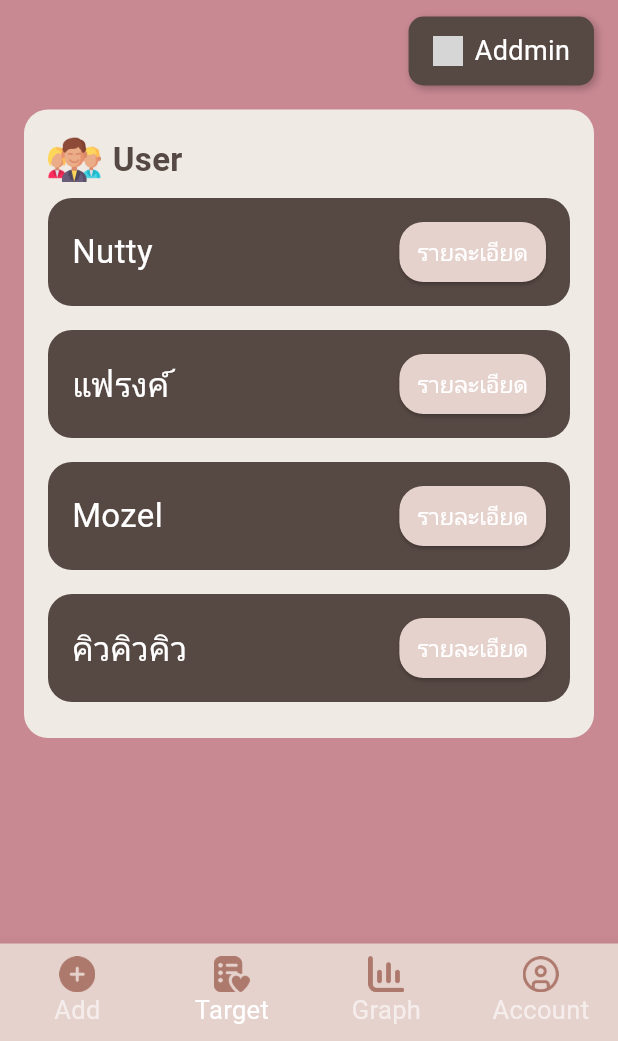
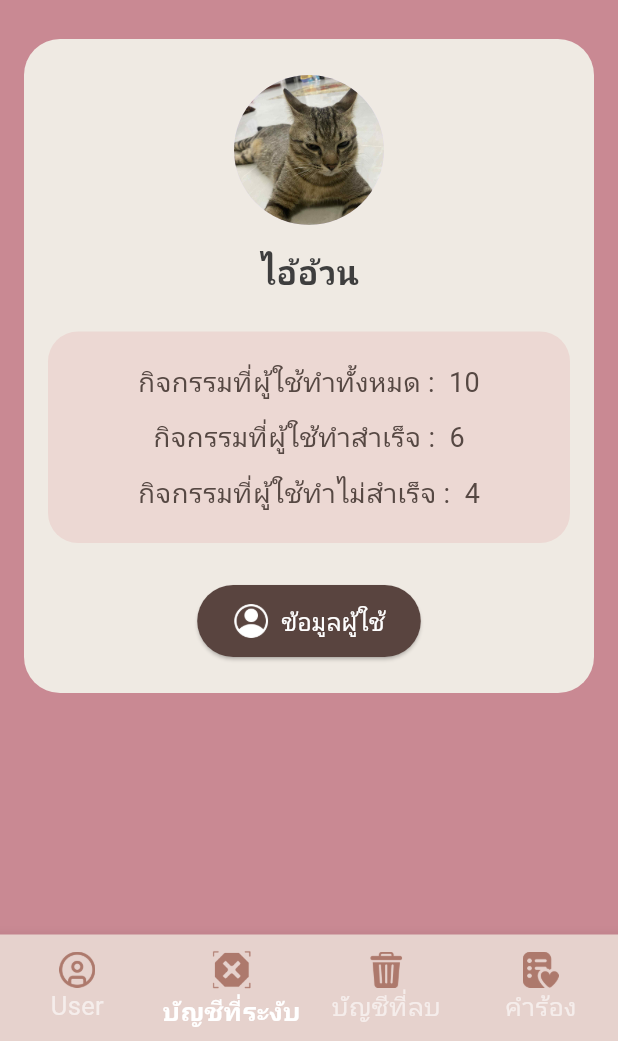
Before and after one commit to sasithon337786/pj1, a Flutter app: the screen it shows after launch, item 2 of the bottom bar chosen, after a tap on "ย้อนกลับ", on a phone screen of 412 x 824 dp, the part 195-1236 px from its top. Run offline on Flutter 3.47's test engine with Material 3 defaults, Android fonts, the phone set to English and light mode, and no system bars; our stand-ins replace firebase_auth, firebase_core, fl_chart, font_awesome_flutter, google_fonts, google_sign_in and 2 more; accounts and stored records are empty; network calls fail; Roboto replaces fonts that are missing (Kanit); grey boxes are pictures that could not be loaded.

Commit message:
list_user_admin2

```diff
--- /dev/null
+++ b/lib/Addmin/list_admin.dart
@@ -0,0 +1,248 @@
+import 'package:flutter/material.dart';
+import 'package:google_fonts/google_fonts.dart';
+import 'package:pj1/account.dart';
+import 'package:pj1/grap.dart';
+import 'package:pj1/mains.dart';
+import 'package:pj1/target.dart';
+
+class UserInfoScreen extends StatefulWidget {
+  const UserInfoScreen({super.key});
+
+  @override
+  State<UserInfoScreen> createState() => _UserInfoScreenState();
+}
+
+class _UserInfoScreenState extends State<UserInfoScreen> {
+  int _selectedIndex = 0;
+
+  void _onItemTapped(int index) {
+    setState(() {
+      _selectedIndex = index;
+    });
+
+    switch (index) {
+      case 0:
+        Navigator.push(
+          context,
+          MaterialPageRoute(builder: (context) => const HomePage()),
+        );
+        break;
+      case 1:
+        Navigator.push(
+          context,
+          MaterialPageRoute(builder: (context) => const Targetpage()),
+        );
+        break;
+      case 2:
+        Navigator.push(
+          context,
+          MaterialPageRoute(builder: (context) => const Graphpage()),
+        );
+        break;
+      case 3:
+        Navigator.push(
+          context,
+          MaterialPageRoute(builder: (context) => const AccountPage()),
+        );
+        break;
+    }
+  }
+
+  @override
+  Widget build(BuildContext context) {
+    return Scaffold(
+        backgroundColor: const Color(0xFFC98993),
+        body: Column(
+          children: [
+            // Header UI
+            Stack(
+              children: [
+                Column(
+                  children: [
+                    Container(
+                      color: const Color(0xFF564843),
+                      height: MediaQuery.of(context).padding.top + 80,
+                      width: double.infinity,
+                    ),
+                    const SizedBox(height: 60),
+                  ],
+                ),
+                Positioned(
+                  top: MediaQuery.of(context).padding.top + 30,
+                  left: MediaQuery.of(context).size.width / 2 - 50,
+                  child: ClipOval(
+                    child: Image.asset(
+                      'assets/images/logo.png',
+                      width: 100,
+                      height: 100,
+                      fit: BoxFit.cover,
+                    ),
+                  ),
+                ),
+                Positioned(
+                  top: MediaQuery.of(context).padding.top + 16,
+                  left: 16,
+                  child: GestureDetector(
+                    onTap: () {
+                      Navigator.pop(context);
+                    },
+                    child: Row(
+                      children: [
+                        const Icon(
+                          Icons.arrow_back,
+                          color: Colors.white,
+                        ),
+                        const SizedBox(width: 6),
+                        Text(
+                          'ย้อนกลับ',
+                          style: GoogleFonts.kanit(
+                            color: Colors.white,
+                            fontSize: 16,
+                          ),
+                        ),
+                      ],
+                    ),
+                  ),
+                ),
+              ],
+            ),
+            const SizedBox(height: 16),
+            // กล่องข้อมูลผู้ใช้
+            // กล่องข้อมูลผู้ใช้
+            Container(
+              margin:
+                  const EdgeInsets.symmetric(horizontal: 16), // เว้นขอบซ้าย-ขวา
+              padding: const EdgeInsets.symmetric(vertical: 24, horizontal: 16),
+              width: double.infinity, // เต็มจอ (ลบแค่ margin)
+              decoration: BoxDecoration(
+                color: const Color(0xFFEFEAE3),
+                borderRadius: BorderRadius.circular(24),
+              ),
+              child: Column(
+                children: [
+                  // Avatar
+                  const CircleAvatar(
+                    radius: 50, // ใหญ่ขึ้นนิดนึง
+                    backgroundImage: AssetImage('assets/icons/cat.jpg'),
+                  ),
+                  const SizedBox(height: 16),
+                  // ชื่อผู้ใช้
+                  Text(
+                    'ไอ้อ้วน',
+                    style: GoogleFonts.kanit(
+                      fontSize: 22,
+                      fontWeight: FontWeight.bold,
+                      color: const Color(0xFF3E3E3E),
+                    ),
+                  ),
+                  const SizedBox(height: 24),
+                  // กล่องข้อมูลกิจกรรม
+                  Container(
+                    width: double.infinity, // ให้เต็มกล่อง
+                    padding: const EdgeInsets.all(20),
+                    decoration: BoxDecoration(
+                      color: const Color(0xFFECD8D3),
+                      borderRadius: BorderRadius.circular(20),
+                    ),
+                    child: Column(
+                      crossAxisAlignment: CrossAxisAlignment.center,
+                      children: [
+                        Text(
+                          'กิจกรรมที่ผู้ใช้ทำทั้งหมด :  10',
+                          style: GoogleFonts.kanit(
+                            fontSize: 18,
+                            color: const Color(0xFF564843),
+                          ),
+                        ),
+                        const SizedBox(height: 10),
+                        Text(
+                          'กิจกรรมที่ผู้ใช้ทำสำเร็จ :  6',
+                          style: GoogleFonts.kanit(
+                            fontSize: 18,
+                            color: const Color(0xFF564843),
+                          ),
+                        ),
+                        const SizedBox(height: 10),
+                        Text(
+                          'กิจกรรมที่ผู้ใช้ทำไม่สำเร็จ :  4',
+                          style: GoogleFonts.kanit(
+                            fontSize: 18,
+                            color: const Color(0xFF564843),
+                          ),
+                        ),
+                      ],
+                    ),
+                  ),
+                  const SizedBox(height: 28),
+                  // ปุ่มข้อมูลผู้ใช้
+                  ElevatedButton.icon(
+                    onPressed: () {},
+                    icon: Image.asset(
+                      'assets/icons/account.png',
+                      width: 24,
+                      height: 24,
+                    ),
+                    label: Text(
+                      'ข้อมูลผู้ใช้',
+                      style: GoogleFonts.kanit(fontSize: 16),
+                    ),
+                    style: ElevatedButton.styleFrom(
+                      backgroundColor: const Color(0xFF59443F),
+                      foregroundColor: Colors.white,
+                      padding: const EdgeInsets.symmetric(
+                          horizontal: 24, vertical: 12),
+                      shape: RoundedRectangleBorder(
+                        borderRadius: BorderRadius.circular(30),
+                      ),
+                    ),
+                  )
+                ],
+              ),
+            ),
+          ],
+        ),
+        // Bottom Navigation Bar
+        bottomNavigationBar: BottomNavigationBar(
+          backgroundColor: const Color(0xFFE6D2CD),
+          selectedItemColor: Colors.white,
+          unselectedItemColor: Colors.white60,
+          selectedFontSize: 17,
+          unselectedFontSize: 17,
+          type: BottomNavigationBarType.fixed,
+          currentIndex: _selectedIndex,
+          onTap: _onItemTapped,
+          selectedLabelStyle: GoogleFonts.kanit(
+            fontSize: 17,
+            fontWeight: FontWeight.w600,
+            color: Colors.white,
+          ),
+          unselectedLabelStyle: GoogleFonts.kanit(
+            fontSize: 17,
+            fontWeight: FontWeight.normal,
+            color: Colors.white60,
+          ),
+          items: [
+            BottomNavigationBarItem(
+              icon:
+                  Image.asset('assets/icons/accout.png', width: 24, height: 24),
+              label: 'User',
+            ),
+            BottomNavigationBarItem(
+              icon: Image.asset('assets/icons/deactivate.png',
+                  width: 30, height: 30),
+              label: 'บัญชีที่ระงับ',
+            ),
+            BottomNavigationBarItem(
+              icon:
+                  Image.asset('assets/icons/deleat.png', width: 24, height: 24),
+              label: 'บัญชีที่ลบ',
+            ),
+            BottomNavigationBarItem(
+              icon: Image.asset('assets/icons/wishlist-heart.png',
+                  width: 24, height: 24),
+              label: 'คำร้อง',
+            ),
+          ],
+        ));
+  }
+}
--- a/lib/Addmin/main_Addmin.dart
+++ b/lib/Addmin/main_Addmin.dart
@@ -114,8 +114,8 @@ class _MainAddminState extends State<MainAddmin> {
                 mainAxisAlignment: MainAxisAlignment.end,
                 children: [
                   Container(
-                  padding:
-                      const EdgeInsets.symmetric(horizontal: 16, vertical: 10),
+                    padding: const EdgeInsets.symmetric(
+                        horizontal: 16, vertical: 10),
                     decoration: BoxDecoration(
                       color: const Color(0xFF564843),
                       borderRadius: BorderRadius.circular(10),
@@ -195,7 +195,8 @@ class _MainAddminState extends State<MainAddmin> {
                                 borderRadius: BorderRadius.circular(16),
                               ),
                               child: Row(
-                              mainAxisAlignment: MainAxisAlignment.spaceBetween,
+                                mainAxisAlignment:
+                                    MainAxisAlignment.spaceBetween,
                                 children: [
                                   Text(
                                     users[index],
@@ -250,26 +251,38 @@ class _MainAddminState extends State<MainAddmin> {
           type: BottomNavigationBarType.fixed,
           currentIndex: _selectedIndex,
           onTap: _onItemTapped,
+          selectedLabelStyle: GoogleFonts.kanit(
+            fontSize: 17,
+            fontWeight: FontWeight.w600,
+            color: Colors.white,
+          ),
+          unselectedLabelStyle: GoogleFonts.kanit(
+            fontSize: 17,
+            fontWeight: FontWeight.normal,
+            color: Colors.white60,
+          ),
           items: [
             BottomNavigationBarItem(
-            icon: Image.asset('assets/icons/add.png', width: 24, height: 24),
-            label: 'Add',
+              icon:
+                  Image.asset('assets/icons/accout.png', width: 24, height: 24),
+              label: 'User',
+            ),
+            BottomNavigationBarItem(
+              icon: Image.asset('assets/icons/deactivate.png',
+                  width: 30, height: 30),
+              label: 'บัญชีที่ระงับ',
+            ),
+            BottomNavigationBarItem(
+              icon:
+                  Image.asset('assets/icons/deleat.png', width: 24, height: 24),
+              label: 'บัญชีที่ลบ',
             ),
             BottomNavigationBarItem(
               icon: Image.asset('assets/icons/wishlist-heart.png',
                   width: 24, height: 24),
-            label: 'Target',
-          ),
-          BottomNavigationBarItem(
-            icon: Image.asset('assets/icons/stats.png', width: 24, height: 24),
-            label: 'Graph',
-          ),
-          BottomNavigationBarItem(
-            icon: Image.asset('assets/icons/accout.png', width: 24, height: 24),
-            label: 'Account',
+              label: 'คำร้อง',
             ),
           ],
-      ),
-    );
+        ));
   }
 }
--- a/lib/main.dart
+++ b/lib/main.dart
@@ -1,4 +1,5 @@
 import 'package:flutter/material.dart';
+import 'package:pj1/Addmin/list_admin.dart';
 import 'package:pj1/Addmin/main_Addmin.dart';
 import 'package:pj1/Services/ApiService.dart';
 import 'package:pj1/Time_Activity.dart';
@@ -38,6 +39,6 @@ class MyApp extends StatelessWidget {
           colorScheme: ColorScheme.fromSeed(seedColor: Colors.deepPurple),
           useMaterial3: true,
         ),
-        home: MainAddmin());
+        home: UserInfoScreen());
   }
 }
```
Also changed, not shown: assets/icons/account.png (added), assets/icons/cat.jpg (added), assets/icons/deactivate.png (added), assets/icons/deleat.png (added), assets/icons/login.png (deleted), assets/icons/nutt.png (deleted). Lines whose indentation alone changed are shown as unchanged.
